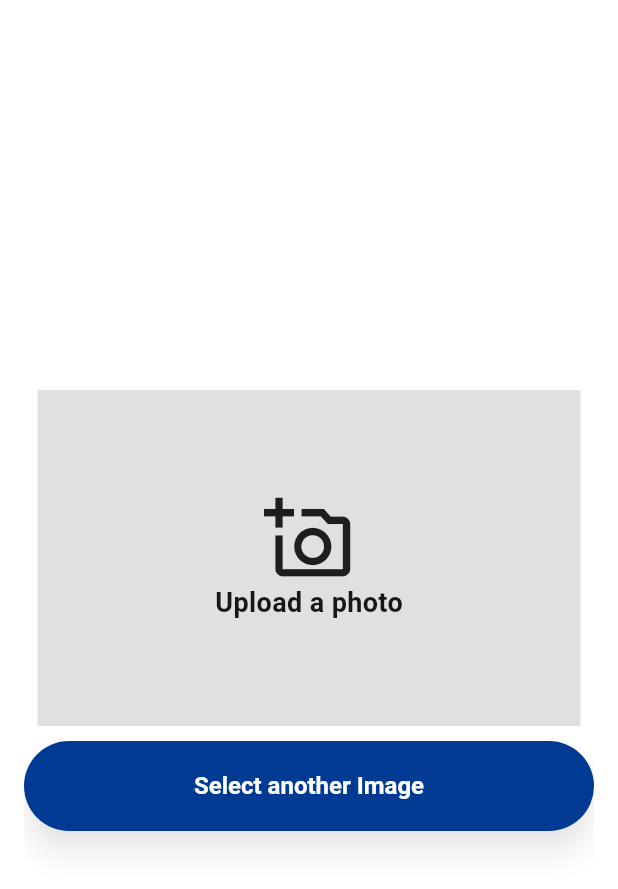
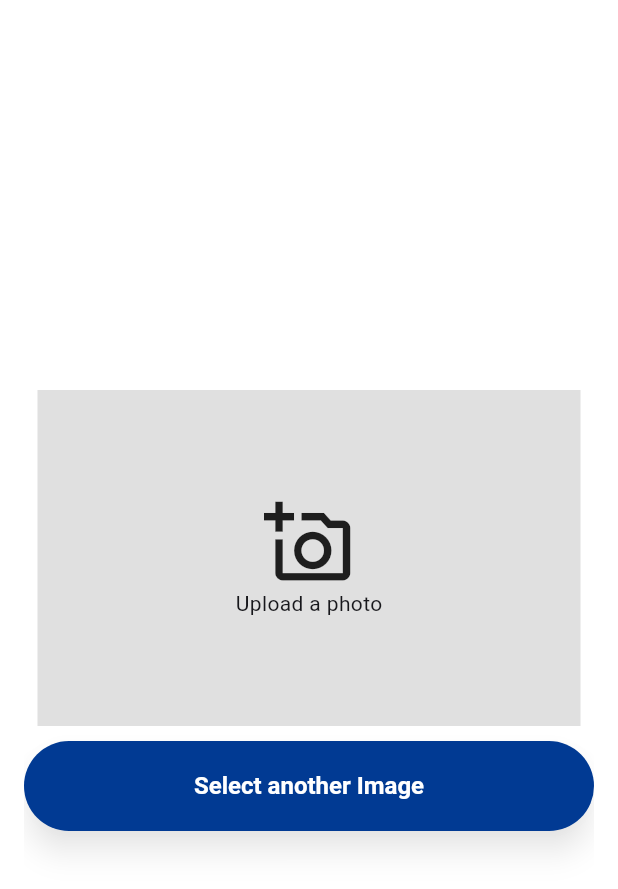
Before and after one commit to tlb-unilag/mobile, a Flutter app: the UploadScreen screen opened directly, on a phone screen of 412 x 824 dp. Shown: the top 889 px of the screen. Run offline on Flutter 3.47's test engine with Material 3 defaults, Android fonts, the phone set to English and light mode, and no system bars; our stand-ins replace cached_network_image, camera, dio, dotted_border, extended_image, flutter_dotenv and 8 more; missing offline and left inert: cloudinary_flutter, cloudinary_url_gen, dio_smart_retry, duration, talker_dio_logger; accounts and stored records are empty; Roboto replaces fonts that are missing (EudoxusSans); statements that could not run were skipped.

Commit message:
feat:added  lib/features/upload

```diff
--- a/lib/features/upload/presentation/upload.dart
+++ b/lib/features/upload/presentation/upload.dart
@@ -70,7 +70,7 @@ class _UploadScreenState extends ConsumerState<UploadScreen> {
                         width: context.screenWidth - 50,
                         height: context.screenHeight - 600,
                         color: AppColors.greyDisabled,
-                        child: const Column(
+                        child:  Column(
                           mainAxisAlignment: MainAxisAlignment.center,
                           children: [
                             Icon(
@@ -79,7 +79,7 @@ class _UploadScreenState extends ConsumerState<UploadScreen> {
                             ),
                             Text(
                               "Upload a photo",
-                              style: CustomTextStyle.labelLBold,
+                              style: CustomTextStyle.textsmall14.withColorHex(0xFF17171B),
                             )
                           ],
                         )),
```
Also changed, not shown: lib/features/upload/service/cloudinary_api.dart (+7 -10 lines).
